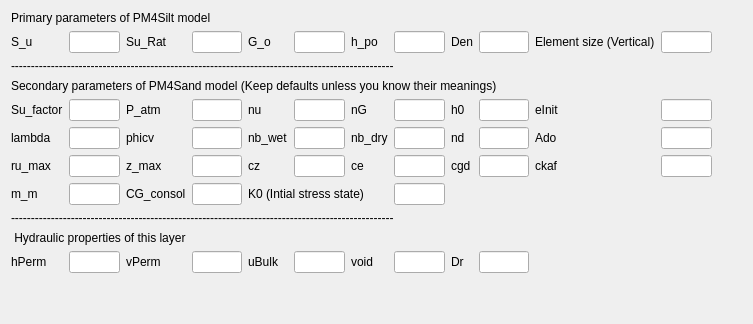
Old version of the form UI/PM4Silt.ui in the repository NHERI-SimCenter/QS3hark.
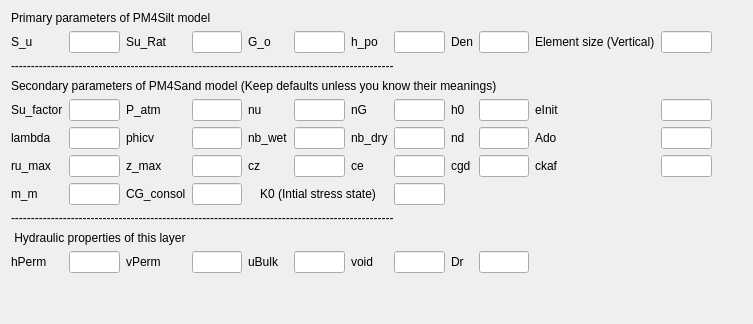
New version of the form.

Patch:
```diff
--- a/UI/PM4Silt.ui
+++ b/UI/PM4Silt.ui
@@ -498,6 +498,9 @@
      <property name="text">
       <string>K0 (Intial stress state)</string>
      </property>
+     <property name="alignment">
+      <set>Qt::AlignCenter</set>
+     </property>
     </widget>
    </item>
    <item row="13" column="5">
```
